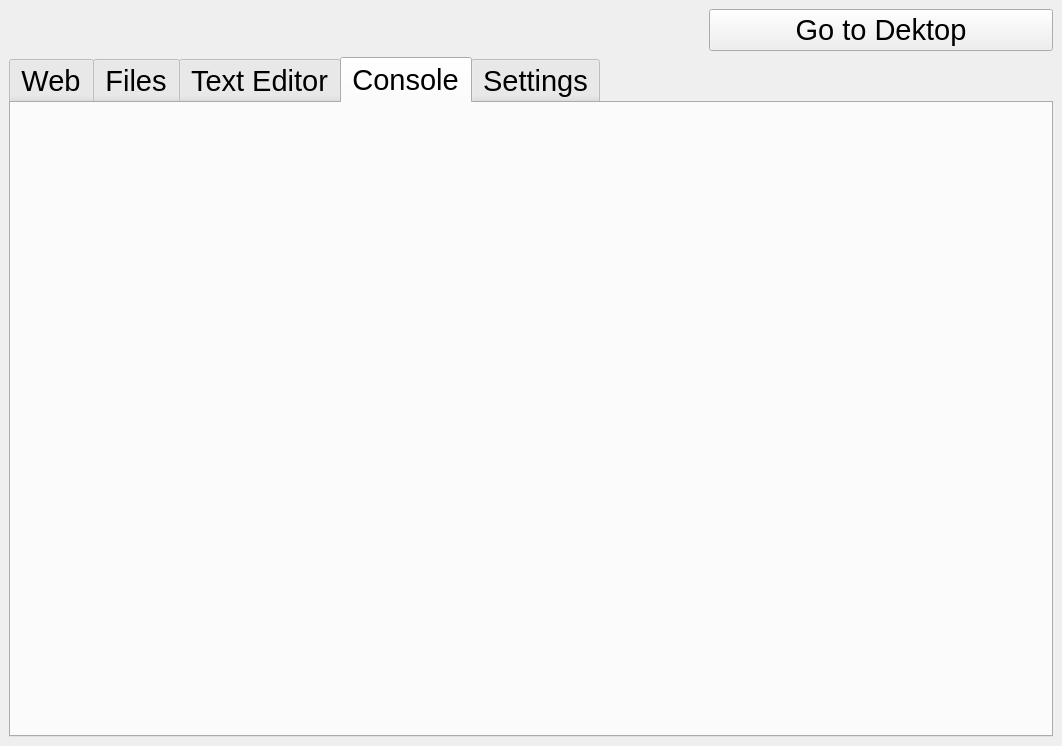
wxmanager/netbook, file src/main/python/ui_uics/Ui_MainWindow.ui: the form before one commit.
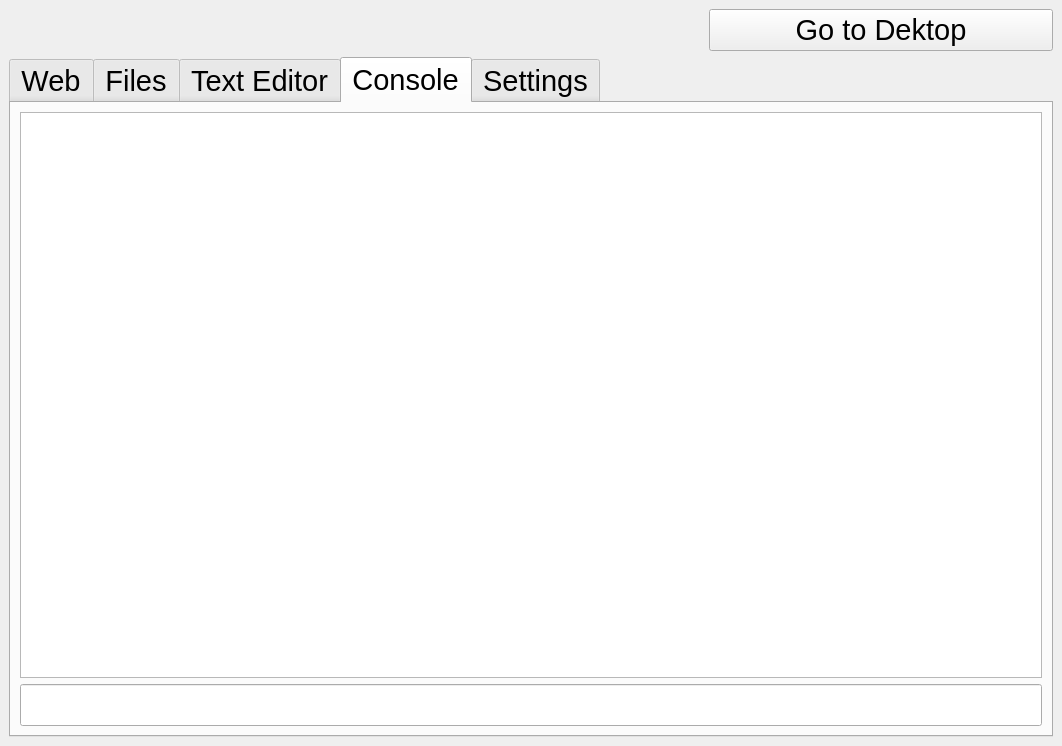
The form after the commit. The open tabs and pages were chosen to show the change.

```diff
--- a/src/main/python/ui_uics/Ui_MainWindow.ui
+++ b/src/main/python/ui_uics/Ui_MainWindow.ui
@@ -193,7 +193,18 @@
        </attribute>
        <layout class="QVBoxLayout" name="verticalLayout_4">
         <item>
-         <layout class="QVBoxLayout" name="consoleLayout"/>
+         <layout class="QVBoxLayout" name="consoleLayout">
+          <item>
+           <widget class="QPlainTextEdit" name="cmdoutput">
+            <property name="readOnly">
+             <bool>true</bool>
+            </property>
+           </widget>
+          </item>
+          <item>
+           <widget class="QLineEdit" name="cmdinput"/>
+          </item>
+         </layout>
         </item>
        </layout>
       </widget>
```
